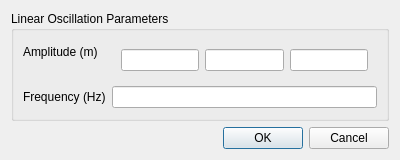
The window that baramFlow/view/setup/dynamic_mesh/motion_functions/linear_oscillation_dialog.ui (xupeiwust/baram) describes before a commit, drawn with Qt 5.
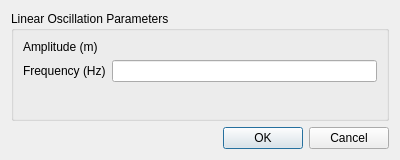
The same window after the commit. Custom widgets are drawn as their Qt base class.

Commit message: Vector is used for vector inputs

What changed in the file:
```diff
--- a/baramFlow/view/setup/dynamic_mesh/motion_functions/linear_oscillation_dialog.ui
+++ b/baramFlow/view/setup/dynamic_mesh/motion_functions/linear_oscillation_dialog.ui
@@ -28,19 +28,7 @@
        </widget>
       </item>
       <item row="0" column="1">
-       <widget class="QWidget" name="amplitudeWidget" native="true">
-        <layout class="QHBoxLayout" name="amplitudeLayout">
-         <item>
-          <widget class="QLineEdit" name="amplitudeX"/>
-         </item>
-         <item>
-          <widget class="QLineEdit" name="amplitudeY"/>
-         </item>
-         <item>
-          <widget class="QLineEdit" name="amplitudeZ"/>
-         </item>
-        </layout>
-       </widget>
+       <widget class="VectorWidget" name="amplitude"/>
       </item>
       <item row="1" column="0">
        <widget class="QLabel" name="frequencyLabel">
@@ -64,6 +52,13 @@
    </item>
   </layout>
  </widget>
+ <customwidgets>
+  <customwidget>
+   <class>VectorWidget</class>
+   <extends>QWidget</extends>
+   <header>baramFlow.view.widgets.vector_widget</header>
+  </customwidget>
+ </customwidgets>
  <resources/>
  <connections/>
 </ui>
```
The commit also changes 26 other files.
